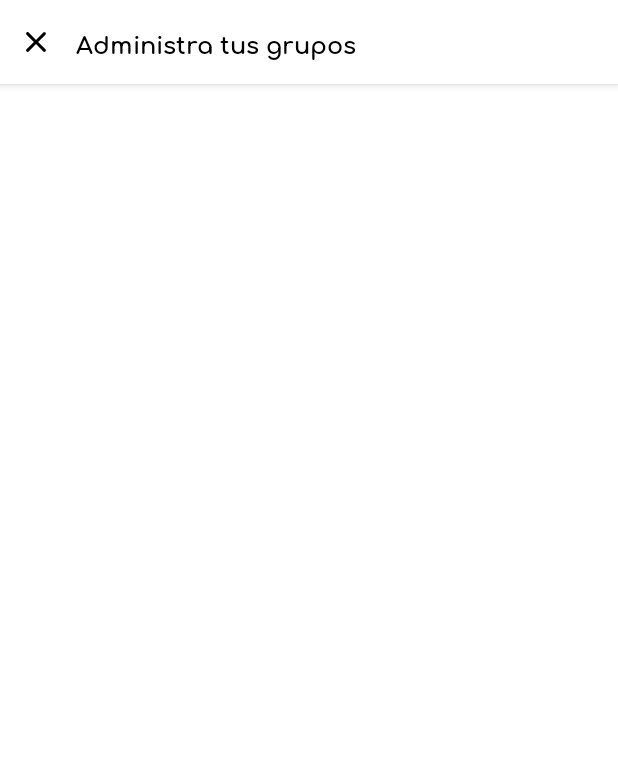
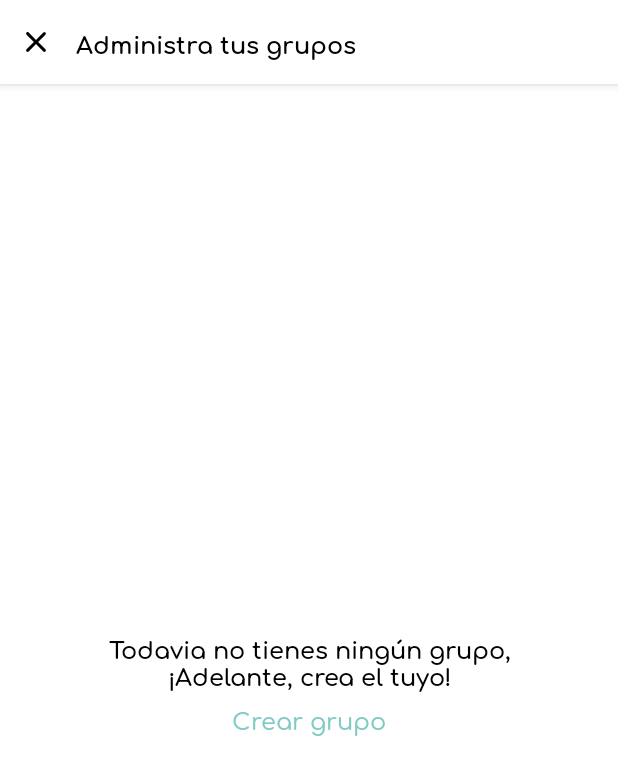
Before and after one commit to sergiplanestor/Aikver, an Android app: the ManageGroupsActivity screen opened directly, with no data from a screen before it, on a phone screen of 412 x 824 dp. Shown: the top 775 px of the screen. Run offline under Robolectric (Android 15) with nearby library versions, the phone set to English and light mode, and no system bars; our stand-ins replace Firebase (no records; nobody signed in at launch, a user with empty details on screens opened directly); pictures from the network do not load.

Commit message:
Manage groups empty state

```diff
--- a/app/src/main/java/revolhope/splanes/com/aikver/presentation/feature/menu/profile/managegroup/ManageGroupsActivity.kt
+++ b/app/src/main/java/revolhope/splanes/com/aikver/presentation/feature/menu/profile/managegroup/ManageGroupsActivity.kt
@@ -3,6 +3,8 @@ package revolhope.splanes.com.aikver.presentation.feature.menu.profile.managegro
 import android.content.Intent
 import androidx.core.os.bundleOf
 import androidx.recyclerview.widget.LinearLayoutManager
+import kotlinx.android.synthetic.main.activity_manage_groups.addButtonEmptyState
+import kotlinx.android.synthetic.main.activity_manage_groups.emptyState
 import kotlinx.android.synthetic.main.activity_manage_groups.groupsRecyclerView
 import kotlinx.android.synthetic.main.activity_manage_groups.toolbar
 import org.koin.android.viewmodel.ext.android.viewModel
@@ -10,6 +12,7 @@ import revolhope.splanes.com.aikver.R
 import revolhope.splanes.com.aikver.framework.app.observe
 import revolhope.splanes.com.aikver.presentation.common.base.BaseActivity
 import revolhope.splanes.com.aikver.presentation.common.popup
+import revolhope.splanes.com.aikver.presentation.common.visibility
 import revolhope.splanes.com.aikver.presentation.common.widget.popup.PopupModel
 import revolhope.splanes.com.aikver.presentation.feature.menu.profile.managegroup.add.AddGroupDialog
 import revolhope.splanes.com.aikver.presentation.feature.menu.profile.managegroup.details.GroupDetailsBottomSheet
@@ -34,13 +37,14 @@ class ManageGroupsActivity : BaseActivity() {
         toolbar.setOnCloseClick(::onCloseClick)
         setSupportActionBar(toolbar)
         supportActionBar?.run { title = getString(R.string.profile_admin_groups_title) }
+        addButtonEmptyState.setOnClickListener { onAddGroupClick() }
     }
 
     override fun initObservers() {
         super.initObservers()
         observe(viewModel.loaderState) { if (it) showLoader() else hideLoader() }
         observe(viewModel.user) {
-            if (it != null) {
+            if (it != null && it.userGroups.isNotEmpty()) {
                 groupsRecyclerView.layoutManager = LinearLayoutManager(this)
                 groupsRecyclerView.adapter = ManageGroupsAdapter(
                     it,
@@ -50,7 +54,7 @@ class ManageGroupsActivity : BaseActivity() {
                     ::onGroupClick
                 )
             }
-            showEmptyState(it == null)
+            showEmptyState(it == null || it.userGroups.isEmpty())
         }
         observe(viewModel.isUserAdminOf) {
             GroupDetailsBottomSheet(
@@ -66,7 +70,9 @@ class ManageGroupsActivity : BaseActivity() {
     override fun loadData() = viewModel.fetchUser()
 
     private fun showEmptyState(show: Boolean) {
-        /* TODO: Set empty state feature */
+        groupsRecyclerView.visibility(!show)
+        emptyState.visibility(show)
+        addButtonEmptyState.visibility(show)
     }
 
     private fun onAddGroupClick() = AddGroupDialog(
--- a/app/src/main/res/layout/activity_manage_groups.xml
+++ b/app/src/main/res/layout/activity_manage_groups.xml
@@ -30,6 +30,33 @@
         app:layout_constraintStart_toStartOf="parent"
         app:layout_constraintTop_toBottomOf="@id/appBarLayout" />
 
+    <TextView
+        android:id="@+id/emptyState"
+        style="@style/Text.SemiBold"
+        android:layout_width="0dp"
+        android:layout_height="wrap_content"
+        android:layout_marginStart="@dimen/margin_12dp"
+        android:layout_marginEnd="@dimen/margin_12dp"
+        android:gravity="center"
+        android:text="@string/profile_manage_groups_empty_state"
+        android:visibility="gone"
+        app:layout_constraintBottom_toBottomOf="parent"
+        app:layout_constraintEnd_toEndOf="parent"
+        app:layout_constraintStart_toStartOf="parent"
+        app:layout_constraintTop_toBottomOf="@id/appBarLayout" />
+
+    <TextView
+        android:id="@+id/addButtonEmptyState"
+        style="@style/ButtonLink"
+        android:layout_width="wrap_content"
+        android:layout_height="wrap_content"
+        android:layout_marginBottom="@dimen/margin_8dp"
+        android:text="@string/profile_create_group"
+        android:visibility="gone"
+        app:layout_constraintEnd_toEndOf="parent"
+        app:layout_constraintStart_toStartOf="parent"
+        app:layout_constraintTop_toBottomOf="@id/emptyState" />
+
     <include layout="@layout/include_loader" />
 
 </androidx.constraintlayout.widget.ConstraintLayout>
--- a/app/src/main/res/values/strings.xml
+++ b/app/src/main/res/values/strings.xml
@@ -38,6 +38,7 @@
     <string name="profile_add_member_title">Añadir miembro</string>
     <string name="profile_admin_groups_title">Administra tus grupos</string>
     <string name="profile_add_group_hint">Nombre del grupo</string>
+    <string name="profile_manage_groups_empty_state">Todavia no tienes ningún grupo,\n¡Adelante, crea el tuyo!</string>
     <string name="member_num">%d Miembro/s</string>
     <string name="admin">Admin</string>
     <string name="you">Tú</string>
```
